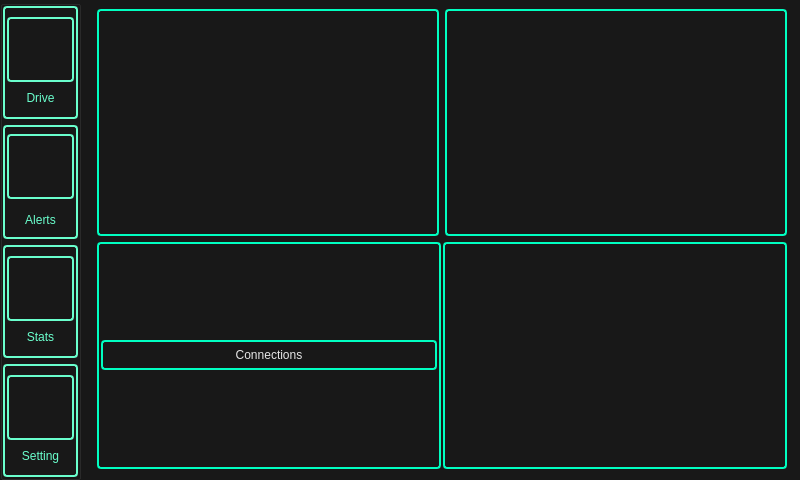
Old version of the form ui/mainwindow.ui in the repository rozkalibrowany/vocc.
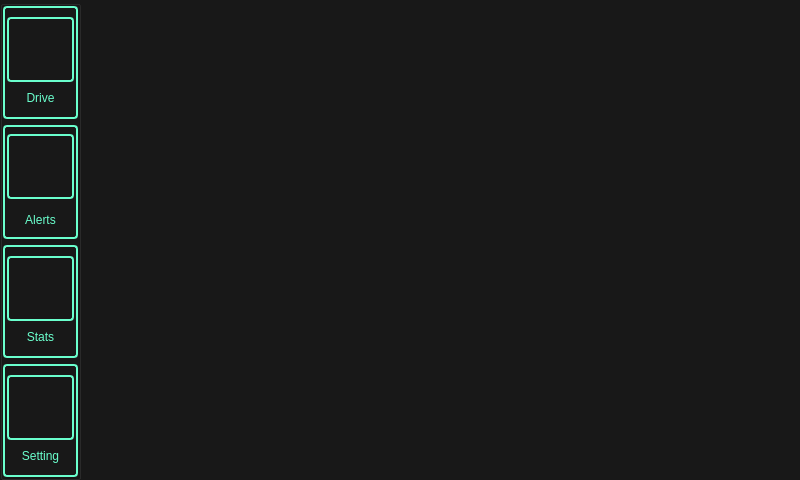
New version of the form. Icons and pictures are not drawn.

Commit message: Settings class initialization continued

Patch:
```diff
--- a/ui/mainwindow.ui
+++ b/ui/mainwindow.ui
@@ -1997,163 +1997,7 @@
          <property name="styleSheet">
           <string notr="true"/>
          </property>
-         <layout class="QGridLayout" name="gridLayout_2">
-          <item row="1" column="0">
-           <layout class="QVBoxLayout" name="verticalLayout_9">
-            <property name="spacing">
-             <number>2</number>
-            </property>
-            <item>
-             <layout class="QHBoxLayout" name="horizontalLayout_12">
-              <item>
-               <widget class="QFrame" name="verticalFrame_10">
-                <property name="styleSheet">
-                 <string notr="true">QFrame{
-border: 1.5px solid #00ffc1;
-border-radius: 4px;
-padding: 2px;
-color: #00ffc1;
-background: transparent;
-}</string>
-                </property>
-                <layout class="QVBoxLayout" name="verticalLayout_14">
-                 <property name="spacing">
-                  <number>2</number>
-                 </property>
-                 <property name="leftMargin">
-                  <number>0</number>
-                 </property>
-                 <property name="topMargin">
-                  <number>0</number>
-                 </property>
-                 <property name="rightMargin">
-                  <number>0</number>
-                 </property>
-                 <property name="bottomMargin">
-                  <number>0</number>
-                 </property>
-                 <item>
-                  <widget class="QFrame" name="verticalFrame_8">
-                   <property name="maximumSize">
-                    <size>
-                     <width>16777215</width>
-                     <height>30</height>
-                    </size>
-                   </property>
-                   <property name="styleSheet">
-                    <string notr="true"/>
-                   </property>
-                   <layout class="QVBoxLayout" name="verticalLayout_16">
-                    <property name="spacing">
-                     <number>0</number>
-                    </property>
-                    <property name="sizeConstraint">
-                     <enum>QLayout::SetDefaultConstraint</enum>
-                    </property>
-                    <property name="leftMargin">
-                     <number>0</number>
-                    </property>
-                    <property name="topMargin">
-                     <number>0</number>
-                    </property>
-                    <property name="rightMargin">
-                     <number>0</number>
-                    </property>
-                    <property name="bottomMargin">
-                     <number>0</number>
-                    </property>
-                    <item>
-                     <widget class="QLabel" name="label_2">
-                      <property name="styleSheet">
-                       <string notr="true">border: none;
-padding: 2px;
-font: 75 italic 12pt &quot;Halvetica&quot; ;
-color: #e6e6e6;</string>
-                      </property>
-                      <property name="text">
-                       <string>Connections</string>
-                      </property>
-                      <property name="alignment">
-                       <set>Qt::AlignCenter</set>
-                      </property>
-                     </widget>
-                    </item>
-                   </layout>
-                  </widget>
-                 </item>
-                 <item>
-                  <layout class="QVBoxLayout" name="verticalLayout_15"/>
-                 </item>
-                </layout>
-               </widget>
-              </item>
-              <item>
-               <widget class="QFrame" name="verticalFrame_9">
-                <property name="styleSheet">
-                 <string notr="true">QFrame{
-border: 1.5px solid #00ffc1;
-border-radius: 4px;
-padding: 2px;
-color: #00ffc1;
-background: transparent;
-}</string>
-                </property>
-                <layout class="QVBoxLayout" name="verticalLayout_13">
-                 <property name="spacing">
-                  <number>2</number>
-                 </property>
-                </layout>
-               </widget>
-              </item>
-             </layout>
-            </item>
-           </layout>
-          </item>
-          <item row="0" column="0">
-           <layout class="QVBoxLayout" name="verticalLayout_10">
-            <item>
-             <layout class="QHBoxLayout" name="horizontalLayout_10">
-              <item>
-               <widget class="QFrame" name="verticalFrame_8">
-                <property name="styleSheet">
-                 <string notr="true">QFrame{
-border: 1.5px solid #00ffc1;
-border-radius: 4px;
-padding: 2px;
-color: #00ffc1;
-background: transparent;
-}</string>
-                </property>
-                <layout class="QVBoxLayout" name="verticalLayout_12">
-                 <property name="spacing">
-                  <number>2</number>
-                 </property>
-                </layout>
-               </widget>
-              </item>
-              <item>
-               <widget class="QFrame" name="verticalFrame_7">
-                <property name="styleSheet">
-                 <string notr="true">QFrame{
-border: 1.5px solid #00ffc1;
-border-radius: 4px;
-padding: 2px;
-color: #00ffc1;
-background: transparent;
-}</string>
-                </property>
-                <layout class="QVBoxLayout" name="verticalLayout_11">
-                 <property name="spacing">
-                  <number>2</number>
-                 </property>
-                </layout>
-               </widget>
-              </item>
-             </layout>
-            </item>
-           </layout>
-          </item>
-         </layout>
+         <layout class="QGridLayout" name="gridLayout_2"/>
         </widget>
        </widget>
       </widget>
```
Left out of the diff: 2 changed lines with no effect on the pictures. The commit also changes 8 other files.
